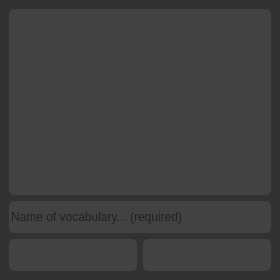
Qt form window/interface/manage_vocab_interface.ui (apps-open/BiLinguo) before a commit.
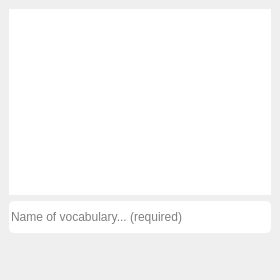
The same form after that commit. Icons and pictures are not drawn.

Diff of the .ui file:
```diff
--- a/window/interface/manage_vocab_interface.ui
+++ b/window/interface/manage_vocab_interface.ui
@@ -14,7 +14,7 @@
    <string>Manage vocabularies</string>
   </property>
   <property name="styleSheet">
-   <string notr="true">background:  #323232;</string>
+   <string notr="true"></string>
   </property>
   <widget class="QWidget" name="centralwidget">
    <layout class="QVBoxLayout" name="verticalLayout_2">
@@ -26,7 +26,7 @@
       <item>
        <widget class="QListWidget" name="vocabs_list">
         <property name="styleSheet">
-         <string notr="true">*{background: #424242;
+         <string notr="true">*{
 border-radius: 5px;
 border: 0px solid;
 height: 32px;}</string>
@@ -39,7 +39,7 @@
       <item>
        <widget class="QLineEdit" name="vocab_edit">
         <property name="styleSheet">
-         <string notr="true">*{background: #424242;
+         <string notr="true">*{
 border-radius: 5px;
 border: 0px solid;
 height: 32px;}
@@ -62,7 +62,7 @@
        <widget class="QPushButton" name="delete_button">
         <property name="styleSheet">
          <string notr="true">*{image: url(:/delete_icon/icons8-remove-24.png);
-background: #424242;
+
 border-radius: 5px;
 border: 0px solid;
 height: 32px;}
@@ -81,7 +81,7 @@
        <widget class="QPushButton" name="create_button">
         <property name="styleSheet">
          <string notr="true">*{image: url(:/add_icon/icons8-add-24.png);
-background: #424242;
+
 border-radius: 5px;
 border: 0px solid;
 height: 32px;}
```
Left out of the diff: 6 changed lines with no effect on the pictures.
